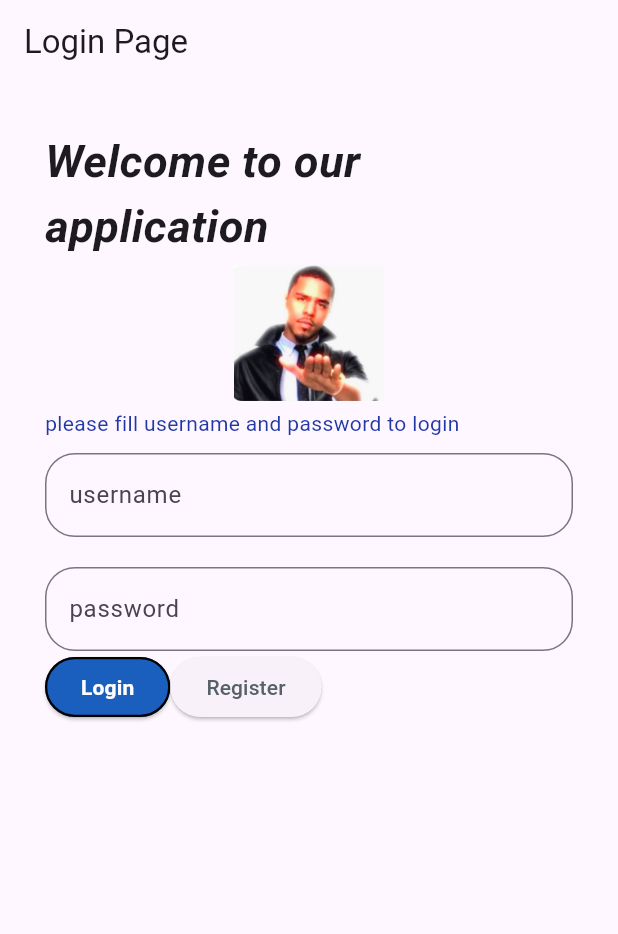
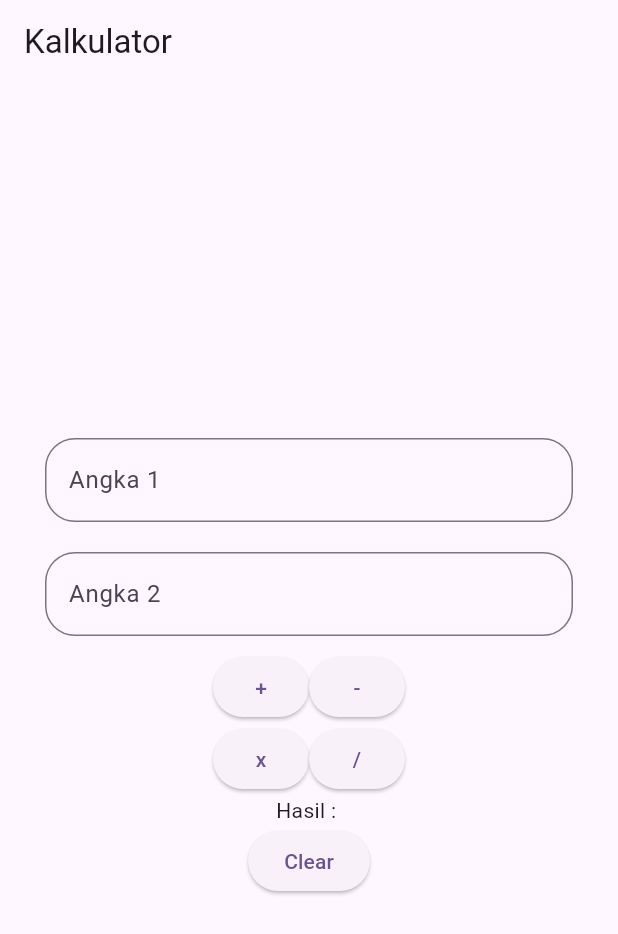
Before and after one commit to Mimirey/latihan1_11pplg2, a Flutter app: the screen it shows after launch, on a phone screen of 412 x 824 dp. Shown: the top 934 px of the screen. Run offline on Flutter 3.47's test engine with Material 3 defaults, Android fonts, the phone set to English and light mode, and no system bars; our stand-ins replace get; missing offline and left inert: dart:ffi.

Commit message:
feat [MI] feat/kalkulator

```diff
--- /dev/null
+++ b/latihan1_11pplg2/lib/controller/kalkulator_controller.dart
@@ -0,0 +1,50 @@
+import 'package:flutter/widgets.dart';
+import 'package:get/get.dart';
+
+class CalculatorController extends GetxController {
+  final txtangka1= TextEditingController();
+  final txtangka2= TextEditingController();
+  var textHasil= "".obs;
+
+  void tambah(){
+    int angka1= int.parse(txtangka1.text);
+    int angka2= int.parse(txtangka2.text);
+    int hasil= angka1 + angka2;
+
+    print("Hasil operasi:" + hasil.toString());
+    textHasil.value=hasil.toString();
+  }
+
+  void kurang(){
+    int angka1= int.parse(txtangka1.text);
+    int angka2= int.parse(txtangka2.text);
+    int hasil= angka1 - angka2;
+
+    print("Hasil operasi:" + hasil.toString());
+    textHasil.value=hasil.toString();
+  }
+
+   void kali(){
+    int angka1= int.parse(txtangka1.text);
+    int angka2= int.parse(txtangka2.text);
+    int hasil= angka1 * angka2;
+
+    print("Hasil operasi:" + hasil.toString());
+    textHasil.value=hasil.toString();
+  }
+
+   void bagi(){
+    double angka1= double.parse(txtangka1.text);
+    double angka2= double.parse(txtangka2.text);
+    double hasil= angka1/angka2;
+
+    print("Hasil operasi:" + hasil.toString());
+    textHasil.value=hasil.toString();
+  }
+
+  void clear(){
+    txtangka1.text="";
+    txtangka2.text="";
+    textHasil.value="";
+  }
+}
--- a/latihan1_11pplg2/lib/main.dart
+++ b/latihan1_11pplg2/lib/main.dart
@@ -1,4 +1,5 @@
 import 'package:flutter/material.dart';
+import 'package:latihan1_11pplg2/pages/kalkulator_page.dart';
 import 'login_page.dart';
 
 void main() {
@@ -16,7 +17,7 @@ class MyApp extends StatelessWidget {
       theme: ThemeData(
         colorScheme: ColorScheme.fromSeed(seedColor: Colors.deepPurple),
       ),
-      home: const LoginPage(),
+      home: Calculator(),
     );
   }
 }
--- /dev/null
+++ b/latihan1_11pplg2/lib/pages/kalkulator_page.dart
@@ -0,0 +1,49 @@
+import 'package:flutter/material.dart';
+import 'package:get/get.dart';
+import 'package:get/get_core/src/get_main.dart';
+import 'package:latihan1_11pplg2/controller/kalkulator_controller.dart';
+import 'package:latihan1_11pplg2/widget/register_Widget.dart';
+
+class Calculator extends StatelessWidget {
+
+  Calculator({super.key});
+  final CalculatorController calculatorController= Get.put(CalculatorController());
+
+
+  @override
+  Widget build(BuildContext context) {
+    return Scaffold(
+      appBar: AppBar(title: Text("Kalkulator"),),
+      body: Container(
+        margin: EdgeInsets.all(20),
+        child: Column(
+          mainAxisAlignment: MainAxisAlignment.center,
+          children: [
+            Inputform(input: "Angka 1", controller: calculatorController.txtangka1, isShow: false),
+            Inputform(input: "Angka 2", controller: calculatorController.txtangka2, isShow: false),
+
+            Row(
+              mainAxisAlignment: MainAxisAlignment.center,
+              children: [
+                Button(buttonName: "+", pressed:() {calculatorController.tambah();}),
+                Button(buttonName: "-", pressed:() {calculatorController.kurang();}),
+
+              ],
+            ),
+            Row(
+              mainAxisAlignment: MainAxisAlignment.center,
+              children: [
+                Button(buttonName: "x", pressed:() {calculatorController.kali();}),
+                Button(buttonName: "/", pressed:() {calculatorController.bagi();}),
+              ],
+            ),
+            Obx((){
+              return Text("Hasil : " +calculatorController.textHasil.value);
+            }),
+            Button(buttonName: "Clear", pressed: (){calculatorController.clear();})
+          ],
+        ),
+      ),
+    );
+  }
+}
--- a/latihan1_11pplg2/lib/widget/register_Widget.dart
+++ b/latihan1_11pplg2/lib/widget/register_Widget.dart
@@ -6,7 +6,8 @@ import 'package:intl/intl.dart';
 class Inputform extends StatelessWidget {
   final String input;
   final TextEditingController controller;
-  const Inputform({super.key, required this.input, required this.controller});
+  final bool isShow;
+  const Inputform({super.key, required this.input, required this.controller, required this.isShow});
 
   @override
   Widget build(BuildContext context) {
@@ -15,6 +16,7 @@ class Inputform extends StatelessWidget {
       child: TextField(
         controller: controller,
         textAlign: TextAlign.center,
+        obscureText: isShow,
         decoration: InputDecoration(
           labelText: input,
           border: OutlineInputBorder(
@@ -140,15 +142,14 @@ class _DatePickerState extends State<DatePicker> {
 
 class Button extends StatelessWidget {
   String buttonName;
-  Button({super.key, required this.buttonName});
+  final VoidCallback pressed;
+  Button({super.key, required this.buttonName, required this.pressed});
 
   @override
   Widget build(BuildContext context) {
     return Container(
       child: ElevatedButton(
-        onPressed:() {
-
-        },
+        onPressed: pressed,
          child: Text(buttonName)),
     );
   }
--- a/latihan1_11pplg2/pubspec.yaml
+++ b/latihan1_11pplg2/pubspec.yaml
@@ -34,6 +34,7 @@ dependencies:
   # The following adds the Cupertino Icons font to your application.
   # Use with the CupertinoIcons class for iOS style icons.
   cupertino_icons: ^1.0.8
+  get: ^4.7.2
 
 dev_dependencies:
   flutter_test:
```
Also changed, not shown: latihan1_11pplg2/lib/register_page.dart (+6 -4 lines), latihan1_11pplg2/pubspec.lock.
